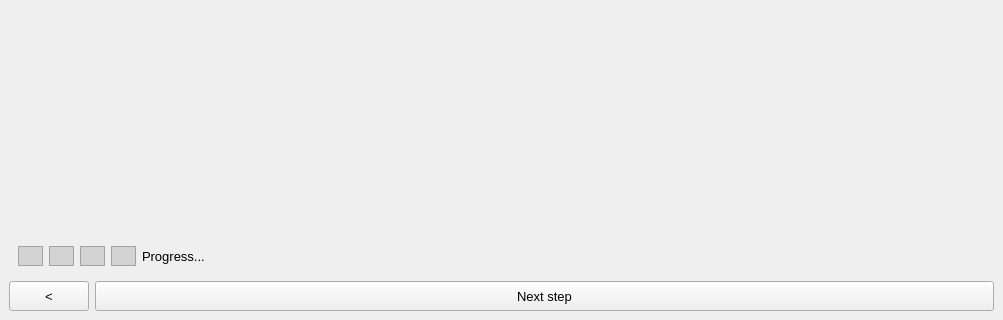
Old version of the form main_window/ui.ui in the repository medusabci/medusa-analyzer; both pictures show x 0 to 1003 and y 737 to 1057 of the 1003 by 1057 pixel window.
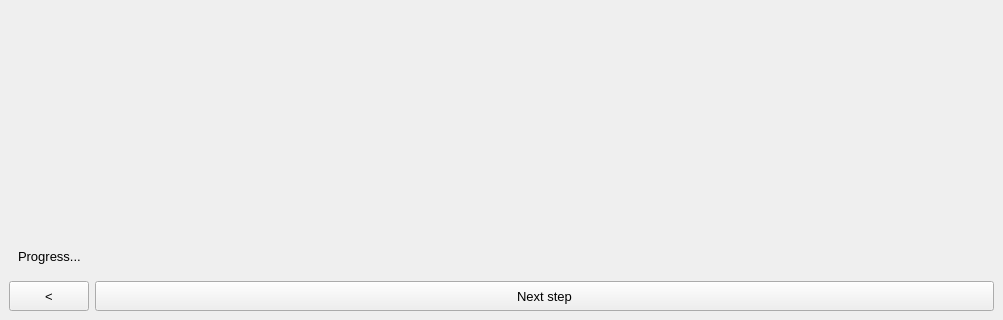
New version of the form.

Diff of the .ui file:
```diff
--- a/main_window/ui.ui
+++ b/main_window/ui.ui
@@ -76,138 +76,6 @@
        <bool>true</bool>
       </property>
       <layout class="QHBoxLayout" name="horizontalLayout_2">
-       <item>
-        <widget class="QFrame" name="stepBar0">
-         <property name="sizePolicy">
-          <sizepolicy hsizetype="Fixed" vsizetype="Preferred">
-           <horstretch>0</horstretch>
-           <verstretch>0</verstretch>
-          </sizepolicy>
-         </property>
-         <property name="minimumSize">
-          <size>
-           <width>25</width>
-           <height>0</height>
-          </size>
-         </property>
-         <property name="maximumSize">
-          <size>
-           <width>25</width>
-           <height>16777215</height>
-          </size>
-         </property>
-         <property name="styleSheet">
-          <string notr="true">QFrame {
-    background-color: lightgray;
-}</string>
-         </property>
-         <property name="frameShape">
-          <enum>QFrame::StyledPanel</enum>
-         </property>
-         <property name="frameShadow">
-          <enum>QFrame::Raised</enum>
-         </property>
-        </widget>
-       </item>
-       <item>
-        <widget class="QFrame" name="stepBar1">
-         <property name="sizePolicy">
-          <sizepolicy hsizetype="Fixed" vsizetype="Preferred">
-           <horstretch>0</horstretch>
-           <verstretch>0</verstretch>
-          </sizepolicy>
-         </property>
-         <property name="minimumSize">
-          <size>
-           <width>25</width>
-           <height>0</height>
-          </size>
-         </property>
-         <property name="maximumSize">
-          <size>
-           <width>25</width>
-           <height>16777215</height>
-          </size>
-         </property>
-         <property name="styleSheet">
-          <string notr="true">QFrame {
-    background-color: lightgray;
-}</string>
-         </property>
-         <property name="frameShape">
-          <enum>QFrame::StyledPanel</enum>
-         </property>
-         <property name="frameShadow">
-          <enum>QFrame::Raised</enum>
-         </property>
-        </widget>
-       </item>
-       <item>
-        <widget class="QFrame" name="stepBar2">
-         <property name="sizePolicy">
-          <sizepolicy hsizetype="Fixed" vsizetype="Preferred">
-           <horstretch>0</horstretch>
-           <verstretch>0</verstretch>
-          </sizepolicy>
-         </property>
-         <property name="minimumSize">
-          <size>
-           <width>25</width>
-           <height>0</height>
-          </size>
-         </property>
-         <property name="maximumSize">
-          <size>
-           <width>25</width>
-           <height>16777215</height>
-          </size>
-         </property>
-         <property name="styleSheet">
-          <string notr="true">QFrame {
-    background-color: lightgray;
-}</string>
-         </property>
-         <property name="frameShape">
-          <enum>QFrame::StyledPanel</enum>
-         </property>
-         <property name="frameShadow">
-          <enum>QFrame::Raised</enum>
-         </property>
-        </widget>
-       </item>
-       <item>
-        <widget class="QFrame" name="stepBar3">
-         <property name="sizePolicy">
-          <sizepolicy hsizetype="Fixed" vsizetype="Preferred">
-           <horstretch>0</horstretch>
-           <verstretch>0</verstretch>
-          </sizepolicy>
-         </property>
-         <property name="minimumSize">
-          <size>
-           <width>25</width>
-           <height>0</height>
-          </size>
-         </property>
-         <property name="maximumSize">
-          <size>
-           <width>25</width>
-           <height>16777215</height>
-          </size>
-         </property>
-         <property name="styleSheet">
-          <string notr="true">QFrame {
-    background-color: lightgray;
-}</string>
-         </property>
-         <property name="frameShape">
-          <enum>QFrame::StyledPanel</enum>
-         </property>
-         <property name="frameShadow">
-          <enum>QFrame::Raised</enum>
-         </property>
-        </widget>
-       </item>
        <item>
         <widget class="QLabel" name="progressLabel">
          <property name="text">
@@ -217,9 +85,6 @@
        </item>
        <item>
         <spacer name="horizontalSpacer">
-         <property name="orientation">
-          <enum>Qt::Horizontal</enum>
-         </property>
          <property name="sizeType">
           <enum>QSizePolicy::Fixed</enum>
          </property>
```
Left out of the diff: 11 changed lines with no effect on the pictures.
